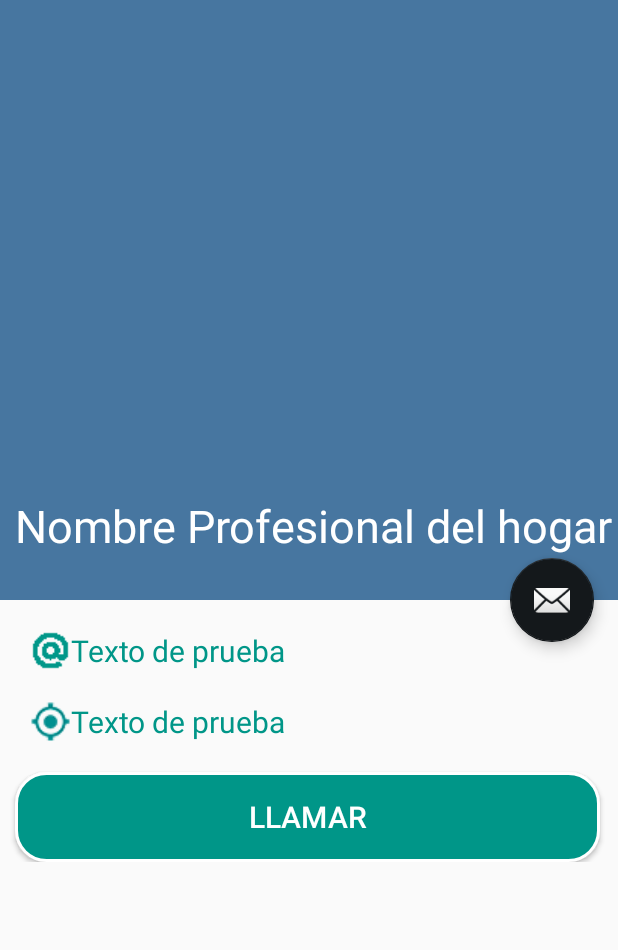
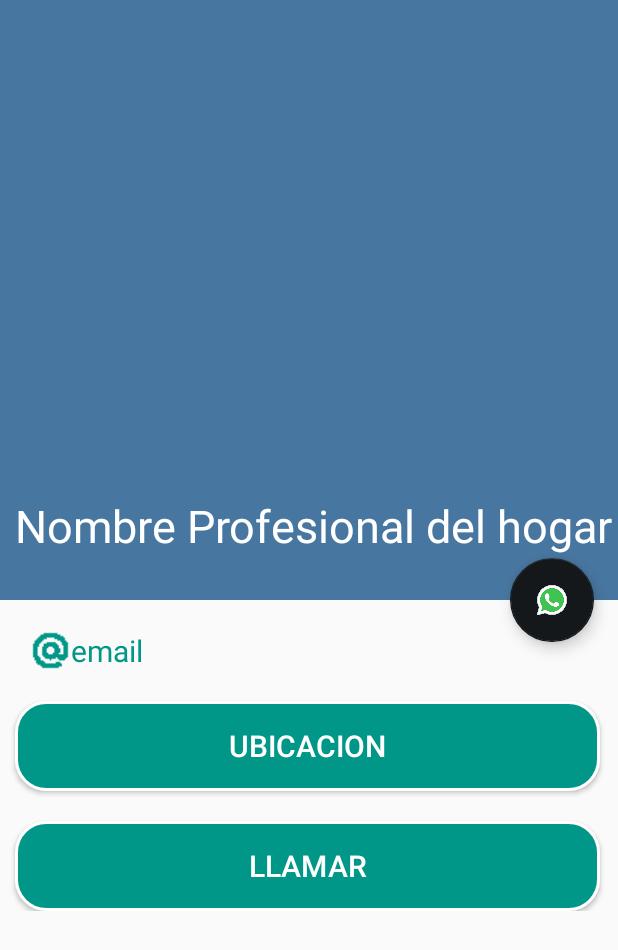
Before and after one commit to kichitano/HomePro, an Android app: the layout activity_profesional.xml on its own in the app's theme, with its tools: preview values and no code run, on a phone screen of 412 x 824 dp. Shown: the top 950 px of the screen. Run offline under Robolectric (Android 15) with nearby library versions, the phone set to English and light mode, and no system bars.

Commit message:
btn ubicacion profesional
icon whatsapp

```diff
--- a/HomePro/app/src/main/java/com/example/kichi/buscapp/Activities/ProfesionalActivity.java
+++ b/HomePro/app/src/main/java/com/example/kichi/buscapp/Activities/ProfesionalActivity.java
@@ -60,7 +60,7 @@ public class ProfesionalActivity extends AppCompatActivity {
         txtemail.setText(email);
         //txtdatos.setText(nombreapellido);
 
-        //btntelefono.setText(telefono);
+        btntelefono.setText("Llamar a "+telefono);
         txtdireccion.setText(direccion);
         imgfoto.setImageBitmap(decodedBitmap);
 
--- a/HomePro/app/src/main/res/layout/activity_profesional.xml
+++ b/HomePro/app/src/main/res/layout/activity_profesional.xml
@@ -60,10 +60,10 @@
         android:layout_width="wrap_content"
         android:layout_height="wrap_content"
         android:layout_margin="@dimen/fab_margin"
+        android:src="@drawable/whatsapp"
         app:layout_anchor="@id/app_bar"
         app:layout_anchorGravity="bottom|end"
-        app:srcCompat="@android:drawable/ic_dialog_email" />
-
+        />
 
 
 </android.support.design.widget.CoordinatorLayout>
--- a/HomePro/app/src/main/res/layout/content_especialista.xml
+++ b/HomePro/app/src/main/res/layout/content_especialista.xml
@@ -22,7 +22,7 @@
             android:layout_height="wrap_content"
             android:textColor="#009688"
             android:textSize="20dp"
-            android:text="Texto de prueba"
+            android:text="email"
             android:drawableLeft="@drawable/arroba_009688"/>
 
 
@@ -36,8 +36,21 @@
             android:text="Texto de prueba"
             android:textColor="#009688"
             android:textSize="20dp"
+            android:visibility="gone"
             android:drawableLeft="@drawable/ic_gps_fixed_white_18dp_009688"/>
 
+        <Button
+            android:id="@+id/btndireccionProfesional"
+            android:layout_width="390dp"
+            android:layout_marginTop="20dp"
+            android:layout_height="60dp"
+            android:layout_marginStart="10dp"
+            android:text="Ubicacion"
+            android:textSize="20sp"
+            android:textColor="@android:color/background_light"
+            android:background="@drawable/boton"
+
+            />
         <Button
             android:id="@+id/telefonoProfesional"
             android:layout_width="390dp"
```
Also changed, not shown: HomePro/app/src/main/res/drawable/whatsapp.png (added), HomePro/app/src/main/res/drawable/whatsapp_200.png (added), HomePro/app/src/main/res/drawable/whatsapp_logo.png (added), 17 other files.
